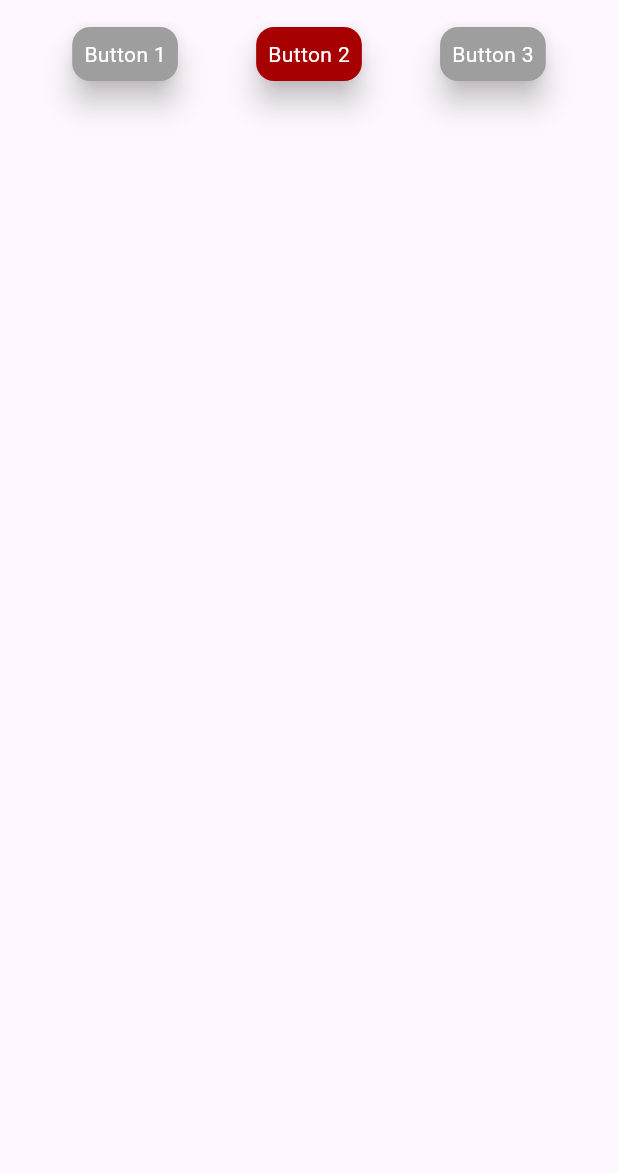
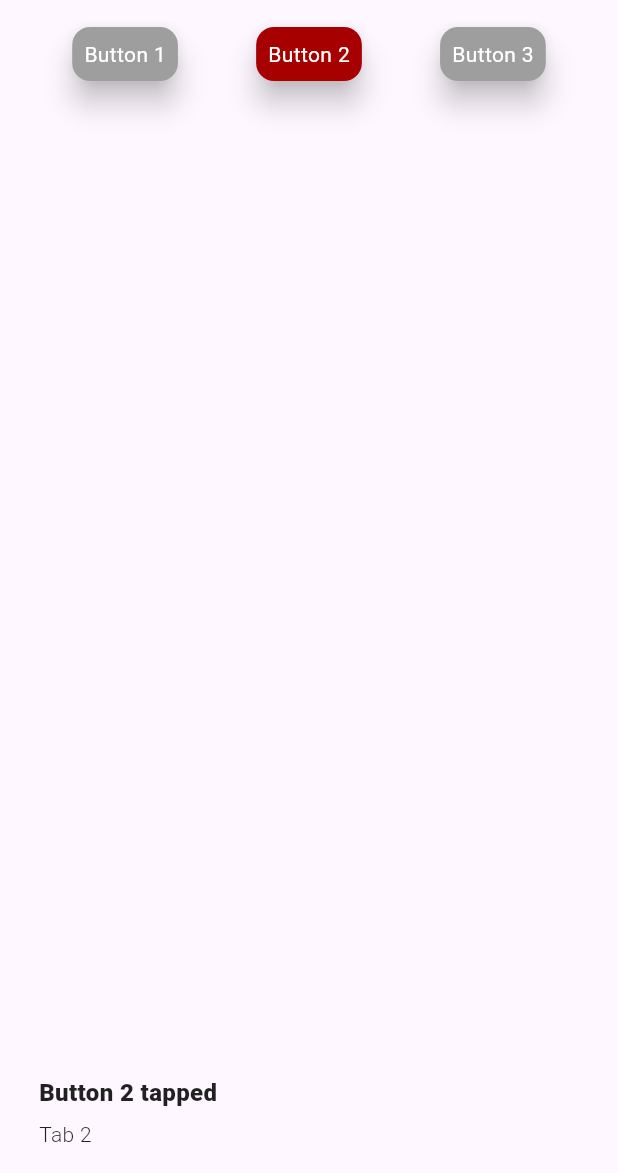
Before and after one commit to Abinberly/indexed_stack_demo, a Flutter app: the screen it shows after launch, after a tap on an icon or button, on a phone screen of 412 x 824 dp, the part 63-1236 px from its top. Run offline on Flutter 3.47's test engine with Material 3 defaults, Android fonts, the light colour scheme and no system bars; our stand-ins replace get.

Commit message:
final Commit

```diff
--- a/lib/domain/home_controller.dart
+++ b/lib/domain/home_controller.dart
@@ -7,8 +7,10 @@ class HomeController extends GetxController{
   final _pages = <String>[].obs ;
   int get selectedIndex => _selectedIndex.value;
   List<String>get pages => _pages.toList();
+
   set selectedIndex(int value) => _selectedIndex.value = value;
-   void fetchData(Repository repository) {
+
+  void fetchData(Repository repository) {
     _pages.assignAll(repository.fetchData());
   }
 }
--- a/lib/presentation/home_page.dart
+++ b/lib/presentation/home_page.dart
@@ -27,10 +27,11 @@ class HomePage extends StatelessWidget {
             child: Obx(() => IndexedStack(
                   index: controller.selectedIndex,
                   children: controller.pages
-                      .map((page) => Center(child: Text(page)))
+                      .map((page) =>  Center(child: Text( 'Button ${controller.selectedIndex+1}')))
                       .toList(),
                 )),
           ),
+
         ],
       ),
     );
--- a/lib/presentation/widget/build_button.dart
+++ b/lib/presentation/widget/build_button.dart
@@ -1,11 +1,16 @@
+
+// ignore_for_file: avoid_print
 
   import 'package:flutter/material.dart';
+import 'package:get/get.dart';
 
 import '../../domain/home_controller.dart';
 
 Widget buildButton(int index,HomeController controller) {
     return GestureDetector(
-      onTap: () => controller.selectedIndex = index,
+      onTap: () {controller.selectedIndex = index;
+      Get.snackbar('Button ${index + 1} tapped', 'Tab ${index + 1}',backgroundColor: Colors.transparent,snackPosition:SnackPosition.BOTTOM);
+      print("Button ${index+1} is Clicked");},
       child: Card(
         elevation: 8,
         color: controller.selectedIndex == index
```
